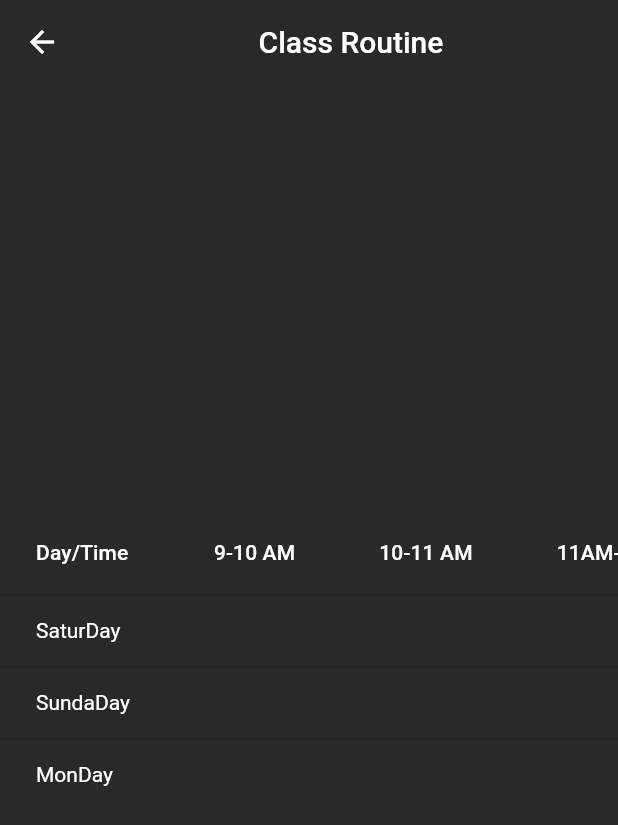
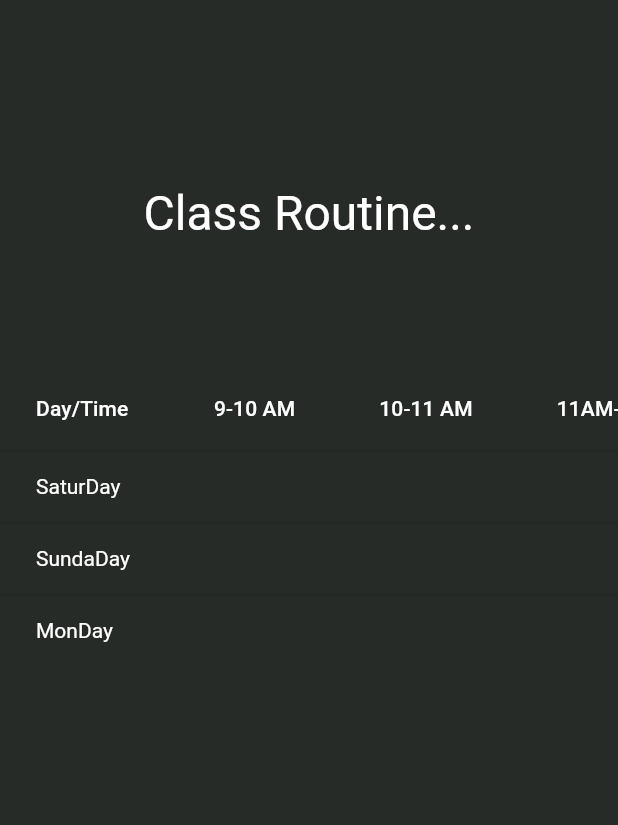
Before and after one commit to SHAMOL-KUMAR-DAS/Student-Management-System-App, a Flutter app: the Routine screen opened directly, on a phone screen of 412 x 824 dp. Shown: the top 825 px of the screen. Run offline on Flutter 3.47's test engine with Material 2 defaults, Android fonts, the light colour scheme and no system bars; our stand-ins replace animated_text_kit, cloud_firestore, firebase_auth, splashscreen; accounts and stored records are empty.

```diff
--- a/lib/routine.dart
+++ b/lib/routine.dart
@@ -1,3 +1,4 @@
+import 'package:animated_text_kit/animated_text_kit.dart';
 import 'package:flutter/material.dart';
 import 'package:firebase_auth/firebase_auth.dart';
 import 'package:cloud_firestore/cloud_firestore.dart';
@@ -34,13 +35,20 @@ class _RoutineState extends State<Routine> {
     return Scaffold(
       backgroundColor: Color(0xFF272b28),
 
-      appBar: AppBar(
-        elevation: 0,
-        backgroundColor: Color(0xFF272b28),
-        title: Center(child: Text("Class Routine"))
+      body: Center(
+        child: Column(
+          children: [
+            SizedBox(height: MediaQuery.of(context).size.height * 0.15,),
+            WavyAnimatedTextKit(
+              text: ["Class Routine..."],
+              textStyle: TextStyle(
+                fontSize: 32,
+                color: Colors.white,
+                fontWeight: FontWeight.w400
               ),
-      body: Center(
-        child: SingleChildScrollView(
+            ),
+            SizedBox(height: MediaQuery.of(context).size.height * 0.1,),
+            SingleChildScrollView(
               scrollDirection: Axis.horizontal,
               child: FutureBuilder(
                 future: _fetch(),
@@ -77,6 +85,8 @@ class _RoutineState extends State<Routine> {
                 },
               ),
             ),
+          ],
+        ),
           )
 
 
--- a/lib/student_signin.dart
+++ b/lib/student_signin.dart
@@ -69,7 +69,9 @@ class _Student_SignInState extends State<Student_SignIn> {
                     // ),
                     Text(
                       "STUDENT LOGIN",
-                      style: TextStyle(fontSize: 16,),
+                      style: TextStyle(fontSize: 16,
+                      fontFamily: "Popins",
+                      fontWeight: FontWeight.w700),
                     ),
                     SizedBox(
                       height: MediaQuery.of(context).size.height * 0.035,
--- a/pubspec.yaml
+++ b/pubspec.yaml
@@ -32,6 +32,7 @@ dependencies:
   firebase_auth: ^0.8.4+4
   cloud_firestore:
   image_picker: ^0.6.7+4
+  animated_text_kit: ^4.2.1
 
 dev_dependencies:
   flutter_test:
```
Also changed, not shown: lib/coverpage.dart (+21 -10 lines), lib/event.dart (+34 -28 lines), lib/exam.dart (+46 -28 lines), lib/result.dart (+10 -5 lines), lib/student_list.dart (+12 -1 lines), lib/teacher_list.dart (+32 -14 lines), assets/fonts/popins_bold.ttf (added), assets/fonts/popins_light.ttf (added), assets/fonts/popins_medium.ttf (added), assets/fonts/popins_regular.ttf (added), assets/fonts/popins_semibold.ttf (added), pubspec.lock. Lines whose indentation alone changed are shown as unchanged.
